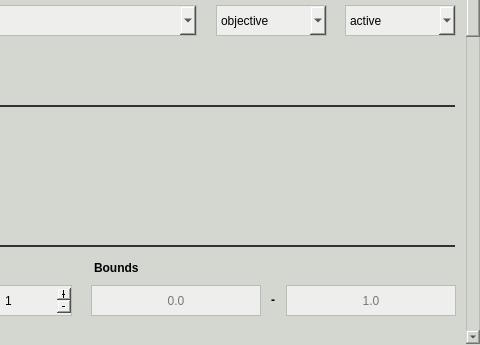
Before: the Qt Designer form pyanno4rt/gui/designs/components/decision_tree_ntcp_window.ui in pyanno4rt/pyanno4rt, drawn with Qt 5; both pictures show x 240 to 720 and y 86 to 431 of the 720 by 431 pixel window.
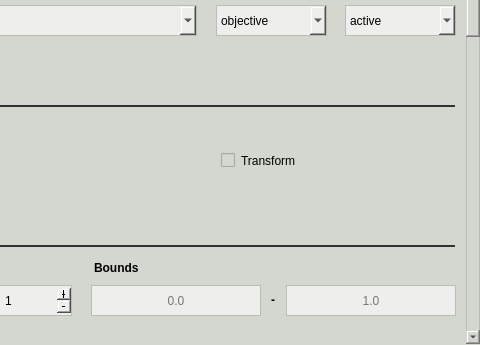
After: the same form once the commit is applied. Icons and pictures are not drawn.

Commit message: Added transform option to all ML components, minor corrections in fluence optimizer / solver

The edit to the form file:
```diff
--- a/pyanno4rt/gui/designs/components/decision_tree_ntcp_window.ui
+++ b/pyanno4rt/gui/designs/components/decision_tree_ntcp_window.ui
@@ -55,7 +55,7 @@
      <property name="geometry">
       <rect>
        <x>0</x>
-       <y>-950</y>
+       <y>0</y>
        <width>690</width>
        <height>1589</height>
       </rect>
@@ -2127,6 +2127,26 @@
        <number>1</number>
       </property>
      </widget>
+     <widget class="QCheckBox" name="transform_check">
+      <property name="geometry">
+       <rect>
+        <x>450</x>
+        <y>234</y>
+        <width>101</width>
+        <height>23</height>
+       </rect>
+      </property>
+      <property name="cursor">
+       <cursorShape>PointingHandCursor</cursorShape>
+      </property>
+      <property name="styleSheet">
+       <string notr="true">border: 0px;
+color: rgb(0, 0, 0);</string>
+      </property>
+      <property name="text">
+       <string>Transform</string>
+      </property>
+     </widget>
     </widget>
    </widget>
   </widget>
```
The commit also changes 58 other files.
